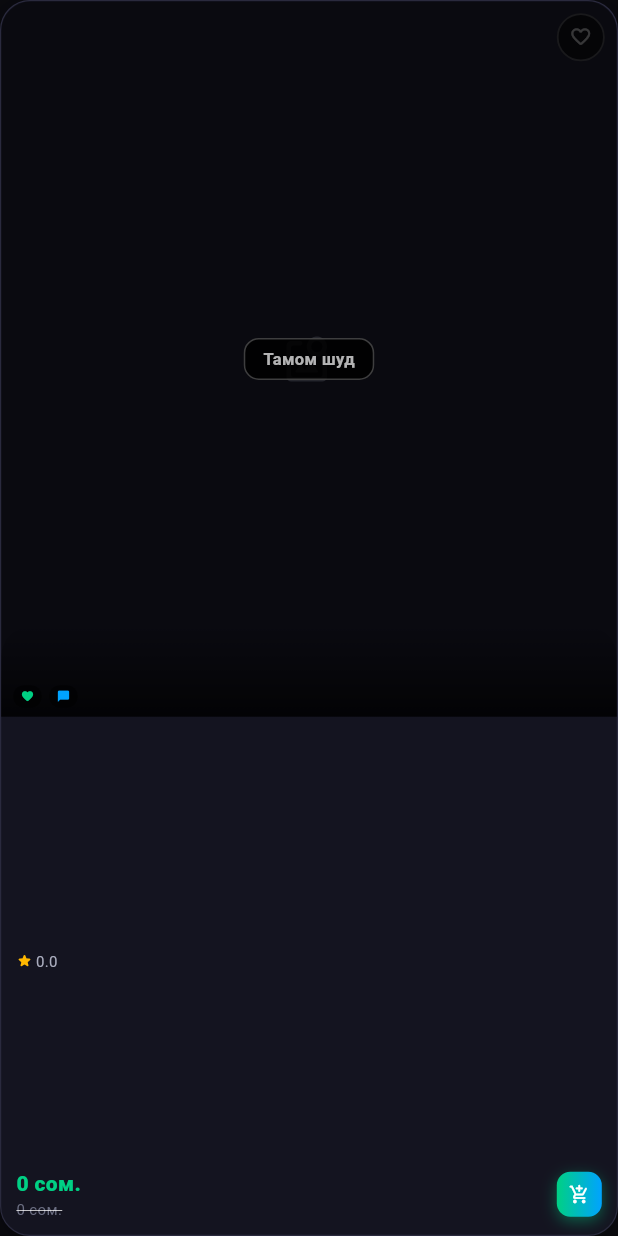
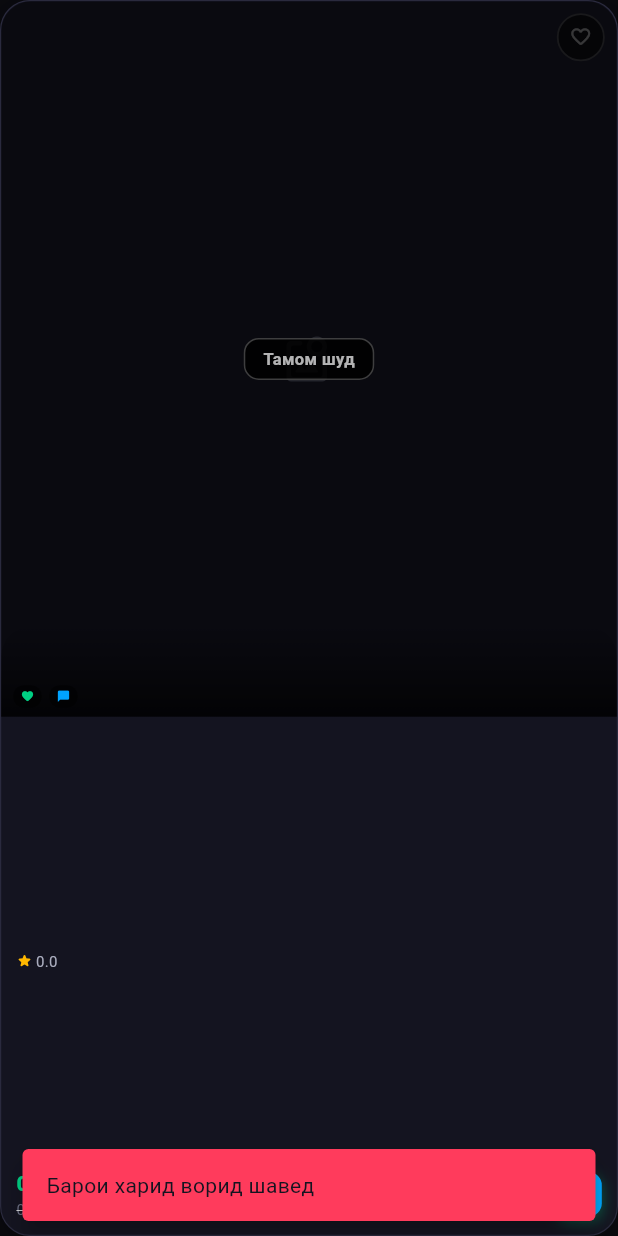
Before and after one commit to Raonsonapp/TajikShop, a Flutter app: the ProductCard widget shown alone on an empty page, opened directly with empty values, after a tap on the "add shopping cart" icon, on a phone screen of 412 x 824 dp. Run offline on Flutter 3.47's test engine with Material 3 defaults, Android fonts, the phone set to English and light mode, and no system bars; our stand-ins replace cached_network_image, connectivity_plus, dio, flutter_riverpod, flutter_secure_storage, go_router and 3 more; accounts and stored records are empty; network calls fail.

```diff
--- a/lib/shared/widgets/product_card.dart
+++ b/lib/shared/widgets/product_card.dart
@@ -7,6 +7,8 @@ import 'package:go_router/go_router.dart';
 import '../../core/constants/app_colors.dart';
 import '../../data/models/product_model.dart';
 import '../../providers/favorites_provider.dart';
+import '../../providers/cart_provider.dart';
+import '../../providers/auth_provider.dart';
 
 class ProductCard extends ConsumerStatefulWidget {
   final ProductModel product;
@@ -40,6 +42,36 @@ class _ProductCardState extends ConsumerState<ProductCard>
     HapticFeedback.lightImpact();
     _ctrl.forward(from: 0);
     ref.read(favoritesProvider.notifier).toggle(widget.product.id);
+  }
+
+  Future<void> _addToCart() async {
+    HapticFeedback.selectionClick();
+    final messenger = ScaffoldMessenger.of(context);
+    if (!ref.read(authProvider).isAuthenticated) {
+      messenger.showSnackBar(const SnackBar(
+        content: Text('Барои харид ворид шавед'),
+        backgroundColor: AppColors.error, behavior: SnackBarBehavior.floating));
+      return;
+    }
+    if (!widget.product.inStock) {
+      messenger.showSnackBar(const SnackBar(
+        content: Text('Маҳсулот тамом шуд'),
+        backgroundColor: AppColors.error, behavior: SnackBarBehavior.floating));
+      return;
+    }
+    try {
+      await ref.read(cartProvider.notifier).addToCart(widget.product.id);
+      if (!mounted) return;
+      messenger.showSnackBar(SnackBar(
+        content: const Text('✅ Ба сабад илова шуд'),
+        backgroundColor: AppColors.success, behavior: SnackBarBehavior.floating,
+        duration: const Duration(seconds: 1),
+        shape: RoundedRectangleBorder(borderRadius: BorderRadius.circular(12))));
+    } catch (_) {
+      messenger.showSnackBar(const SnackBar(
+        content: Text('Хато ҳангоми илова'),
+        backgroundColor: AppColors.error, behavior: SnackBarBehavior.floating));
+    }
   }
 
   @override
@@ -210,7 +242,7 @@ class _ProductCardState extends ConsumerState<ProductCard>
                                     fontSize: 10, decoration: TextDecoration.lineThrough)),
                         ])),
                       GestureDetector(
-                        onTap: () { HapticFeedback.selectionClick(); },
+                        onTap: _addToCart,
                         child: Container(
                           width: 30, height: 30,
                           decoration: BoxDecoration(
```
Also changed, not shown: lib/modules/admin/admin_dashboard_screen.dart (+10 -4 lines), lib/modules/home/home_screen.dart (+9 -1 lines), lib/modules/product/product_detail_screen.dart (+50 -3 lines), lib/modules/profile/profile_screen.dart (+21 -1 lines), lib/modules/search/search_screen.dart (+9 -1 lines), lib/modules/seller/seller_dashboard_screen.dart (+9 -3 lines).
